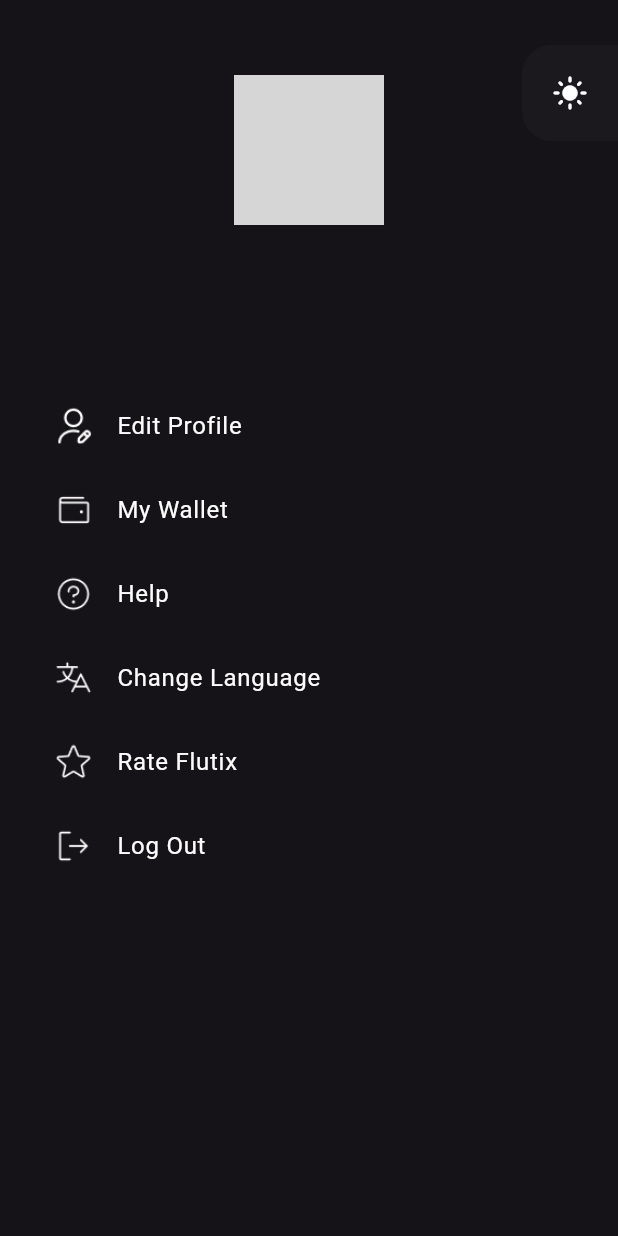
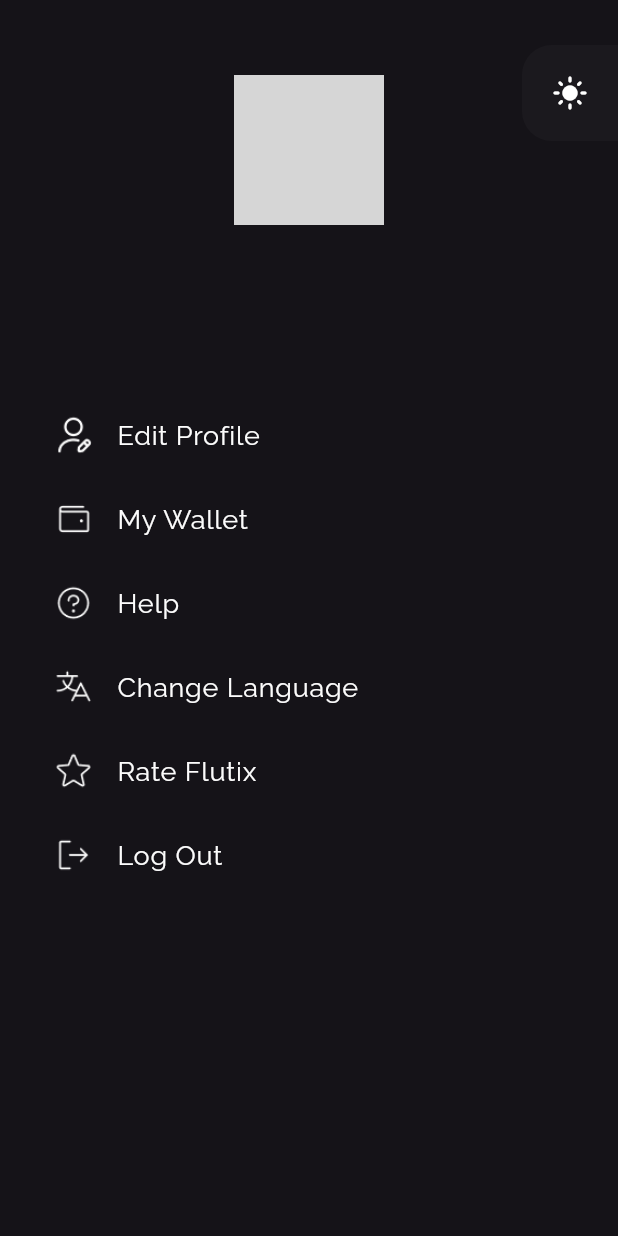
Before and after one commit to Azkina1123/flutix, a Flutter app: the ProfilePage screen opened directly, after a tap on the "dark mode" icon, on a phone screen of 412 x 824 dp. Run offline on Flutter 3.47's test engine with Material 3 defaults, Android fonts, the phone set to English and light mode, and no system bars; our stand-ins replace cloud_firestore, email_validator, equatable, firebase_auth, firebase_core, firebase_storage and 1 more; accounts and stored records are empty; network calls fail; grey boxes are pictures that could not be loaded.

Commit message:
fix: font family

```diff
--- a/lib/providers/movie_data.dart
+++ b/lib/providers/movie_data.dart
@@ -9,13 +9,13 @@ class MovieData extends ChangeNotifier {
     return _imgDir;
   }
 
-  final Future<List<Movie>> _nowPlaying = ApiServices.getNowPlaying(5);
+  final Future<List<Movie>> _nowPlaying = ApiServices.getNowPlaying(8);
 
   Future<List<Movie>> get nowPlaying {
     return _nowPlaying;
   }
 
-  final Future<List<Movie>> _comingSoon = ApiServices.getComingSoon(5);
+  final Future<List<Movie>> _comingSoon = ApiServices.getComingSoon(8);
   Future<List<Movie>> get comingSoon {
     return _comingSoon;
   }
--- a/lib/ui/pages/home_page.dart
+++ b/lib/ui/pages/home_page.dart
@@ -14,8 +14,6 @@ class HomePage extends StatelessWidget {
   @override
   Widget build(BuildContext context) {
     User1? user;
-    Future<List<Movie>> nowPlaying = Provider.of<MovieData>(context).nowPlaying;
-    Future<List<Movie>> comingSoon = Provider.of<MovieData>(context).comingSoon;
     lightMode = true;
 
     return Scaffold(
@@ -48,15 +46,15 @@ class HomePage extends StatelessWidget {
                   ),
                   Text(
                     user?.name ?? "",
-                    style: TextStyle(
+                    style: const TextStyle(
                       fontSize: 18,
-                      // color: lightMode ? colors["cinder"] : colors["soapstone"],
+                      fontFamily: "Raleway",
                     ),
                   ),
                 ],
               );
 
-              return Text("Loading...");
+              return const Text("Loading...");
             }),
       ),
 
@@ -80,10 +78,12 @@ class HomePage extends StatelessWidget {
             // NOW PLAYING =====================================================
             Container(
               padding: const EdgeInsets.all(20),
-              child: Text(
+              child: const Text(
                 "Now Playing",
                 style: TextStyle(
                   fontSize: 20,
+                  fontFamily: "Raleway",
+                  fontStyle: FontStyle.italic,
                 ),
               ),
             ),
@@ -92,7 +92,7 @@ class HomePage extends StatelessWidget {
               height: 265,
               padding: const EdgeInsets.only(left: 20),
               child: FutureBuilder<List<Movie>>(
-                future: nowPlaying,
+                future: Provider.of<MovieData>(context).nowPlaying,
                 builder: (context, snapshot) {
                   if (snapshot.connectionState == ConnectionState.waiting) {
                     return const CircularProgressIndicator();
@@ -119,10 +119,12 @@ class HomePage extends StatelessWidget {
             // CATEGORY =====================================================
             Container(
               padding: const EdgeInsets.all(20),
-              child: Text(
+              child: const Text(
                 "Category",
                 style: TextStyle(
                   fontSize: 20,
+                                    fontFamily: "Raleway",
+                  fontStyle: FontStyle.italic,
                 ),
               ),
             ),
@@ -142,16 +144,18 @@ class HomePage extends StatelessWidget {
             // COMING SOON =====================================================
             Container(
               padding: const EdgeInsets.all(20),
-              child: Text(
+              child: const Text(
                 "Coming Soon",
                 style: TextStyle(
                   fontSize: 20,
+                                    fontFamily: "Raleway",
+                  fontStyle: FontStyle.italic,
                 ),
               ),
             ),
 
             FutureBuilder<List<Movie>>(
-              future: comingSoon,
+              future: Provider.of<MovieData>(context).comingSoon,
               builder: (context, snapshot) {
                 if (snapshot.connectionState == ConnectionState.waiting) {
                   return const CircularProgressIndicator();
@@ -186,7 +190,9 @@ class HomePage extends StatelessWidget {
                 style: TextStyle(
                     fontSize: 20,
                     color: lightMode ? colors["cinder"] : colors["soapstone"],
-                    fontStyle: FontStyle.italic),
+                    fontStyle: FontStyle.italic,
+                                      fontFamily: "Raleway",
+                    ),
               ),
             ),
 
--- a/lib/ui/pages/profile_page.dart
+++ b/lib/ui/pages/profile_page.dart
@@ -49,14 +49,16 @@ class _ProfilePageState extends State<ProfilePage> {
                           ),
                           Text(
                             _user?.name ?? "",
-                            style: const TextStyle(fontSize: 16),
+                            style: const TextStyle(fontSize: 18, fontFamily: "Raleway",
+                            ),
                           ),
                           const SizedBox(
                             height: 10,
                           ),
                           Text(
                             _user?.email ?? "",
-                            style: const TextStyle(fontSize: 16),
+                            style: const TextStyle(fontSize: 18, fontFamily: "Raleway",
+                            ),
                           ),
                           const SizedBox(
                             height: 30,
@@ -78,7 +80,8 @@ class _ProfilePageState extends State<ProfilePage> {
                                   ),
                                   title: const Text(
                                     "Edit Profile",
-                                    style: TextStyle(fontSize: 16),
+                                    style: TextStyle(fontSize: 18, fontFamily: "Raleway",
+                                    ),
                                   ),
                                   onTap: () {
                                     Navigator.push(
@@ -109,7 +112,8 @@ class _ProfilePageState extends State<ProfilePage> {
                                   ),
                                   title: const Text(
                                     "My Wallet",
-                                    style: TextStyle(fontSize: 16),
+                                    style: TextStyle(fontSize: 18, fontFamily: "Raleway",
+                                    ),
                                   ),
                                   onTap: () {
                                     Navigator.push(
@@ -131,7 +135,8 @@ class _ProfilePageState extends State<ProfilePage> {
                                   ),
                                   title: const Text(
                                     "Help",
-                                    style: TextStyle(fontSize: 16),
+                                    style: TextStyle(fontSize: 18, fontFamily: "Raleway",
+                                    ),
                                   ),
                                   onTap: () {},
                                 ),
@@ -147,7 +152,8 @@ class _ProfilePageState extends State<ProfilePage> {
                                   ),
                                   title: const Text(
                                     "Change Language",
-                                    style: TextStyle(fontSize: 16),
+                                    style: TextStyle(fontSize: 18, fontFamily: "Raleway",
+                                    ),
                                   ),
                                   onTap: () {},
                                 ),
@@ -163,7 +169,8 @@ class _ProfilePageState extends State<ProfilePage> {
                                   ),
                                   title: const Text(
                                     "Rate Flutix",
-                                    style: TextStyle(fontSize: 16),
+                                    style: TextStyle(fontSize: 18, fontFamily: "Raleway",
+                                    ),
                                   ),
                                   onTap: () {},
                                 ),
@@ -179,7 +186,8 @@ class _ProfilePageState extends State<ProfilePage> {
                                   ),
                                   title: const Text(
                                     "Log Out",
-                                    style: TextStyle(fontSize: 16),
+                                    style: TextStyle(fontSize: 18, fontFamily: "Raleway",
+                                    ),
                                   ),
                                   onTap: () {
                                     FirebaseAuth.instance.signOut();
--- a/lib/ui/widgets/movie_poster.dart
+++ b/lib/ui/widgets/movie_poster.dart
@@ -69,6 +69,7 @@ class _MoviePosterState extends State<MoviePoster> {
                             overflow: TextOverflow.ellipsis,
                             style: TextStyle(
                               fontSize: 16,
+                              fontFamily: "Raleway",
                             ),
                           ),
                         )
```
Also changed, not shown: lib/ui/pages/my_ticket_page.dart (+9 -2 lines), lib/ui/widgets/ticket_tile.dart (+18 -9 lines).
